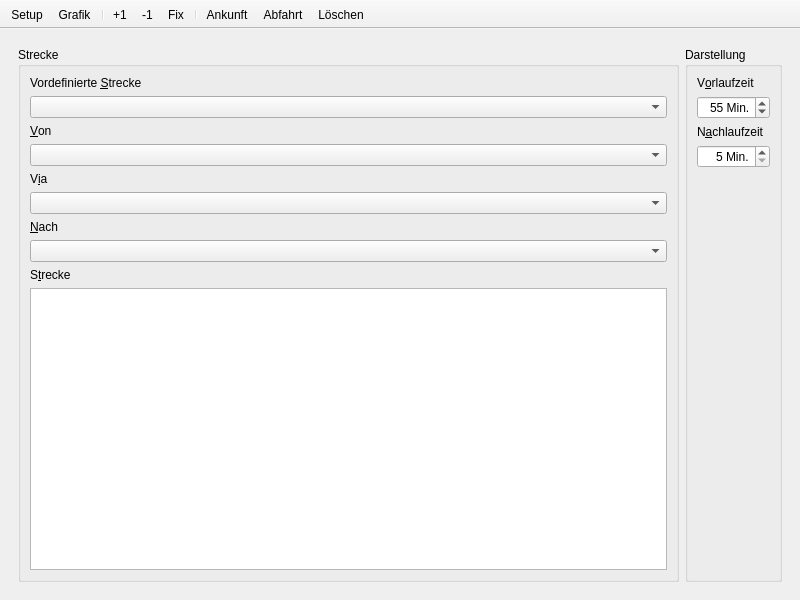
The window that stskit/qt/bildfahrplan.ui (topological-state/stskit) describes before a commit, drawn with Qt 5.
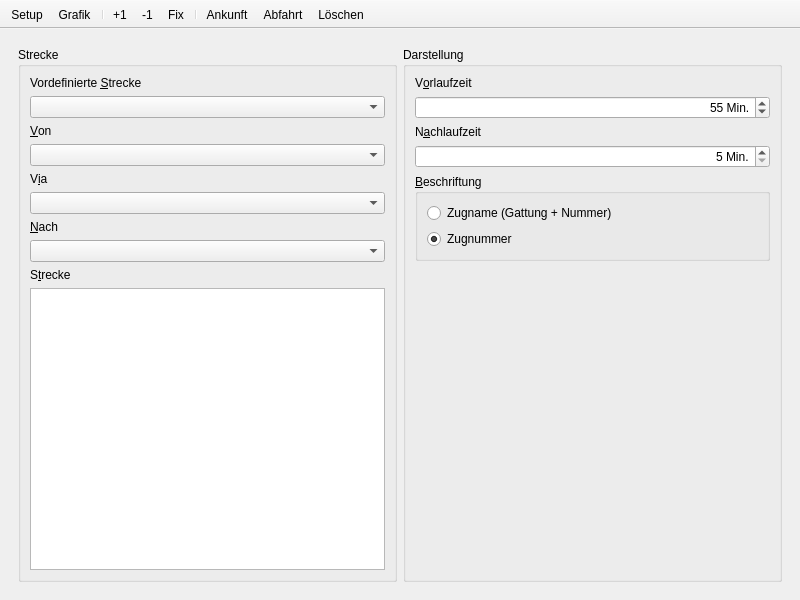
The same window after the commit. The open tabs and pages were chosen to show the change. Icons and pictures are not drawn.

Commit message: Einstellbare Zugbeschriftung in Bildfahrplan und Gleisbelegung

What changed in the file:
```diff
--- a/stskit/qt/bildfahrplan.ui
+++ b/stskit/qt/bildfahrplan.ui
@@ -10,6 +10,12 @@
     <height>600</height>
    </rect>
   </property>
+  <property name="sizePolicy">
+   <sizepolicy hsizetype="Preferred" vsizetype="Minimum">
+    <horstretch>0</horstretch>
+    <verstretch>0</verstretch>
+   </sizepolicy>
+  </property>
   <property name="windowTitle">
    <string>Bildfahrplan</string>
   </property>
@@ -181,6 +187,38 @@
                  </property>
                 </widget>
                </item>
+               <item>
+                 <widget class="QGroupBox" name="beschriftung_group">
+                 <property name="sizePolicy">
+                  <sizepolicy hsizetype="Expanding" vsizetype="Minimum">
+                   <horstretch>0</horstretch>
+                   <verstretch>0</verstretch>
+                  </sizepolicy>
+                 </property>
+                 <property name="title">
+                  <string>&amp;Beschriftung</string>
+                 </property>
+                 <layout class="QVBoxLayout" name="verticalLayout_2">
+                  <item>
+                   <widget class="QRadioButton" name="name_button">
+                    <property name="text">
+                     <string>Zugname (Gattung + Nummer)</string>
+                    </property>
+                   </widget>
+                  </item>
+                  <item>
+                   <widget class="QRadioButton" name="nummer_button">
+                    <property name="text">
+                     <string>Zugnummer</string>
+                    </property>
+                    <property name="checked">
+                     <bool>true</bool>
+                    </property>
+                   </widget>
+                  </item>
+                 </layout>
+                </widget>
+               </item>
                <item>
                 <widget class="QWidget" name="darstellung_stretch" native="true">
                  <property name="sizePolicy">
```
The commit also changes 9 other files.
